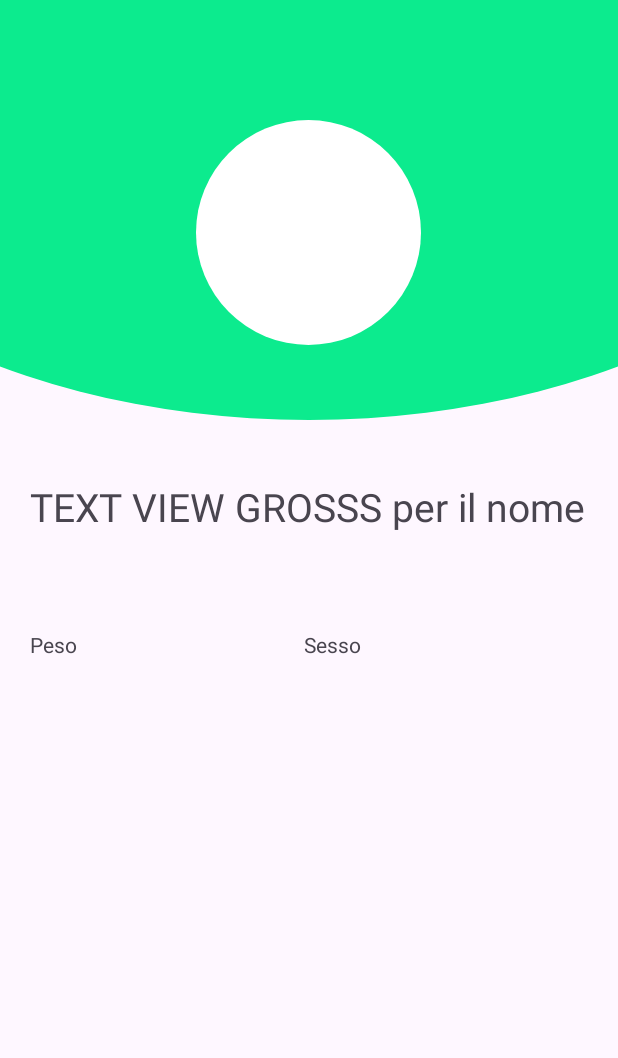
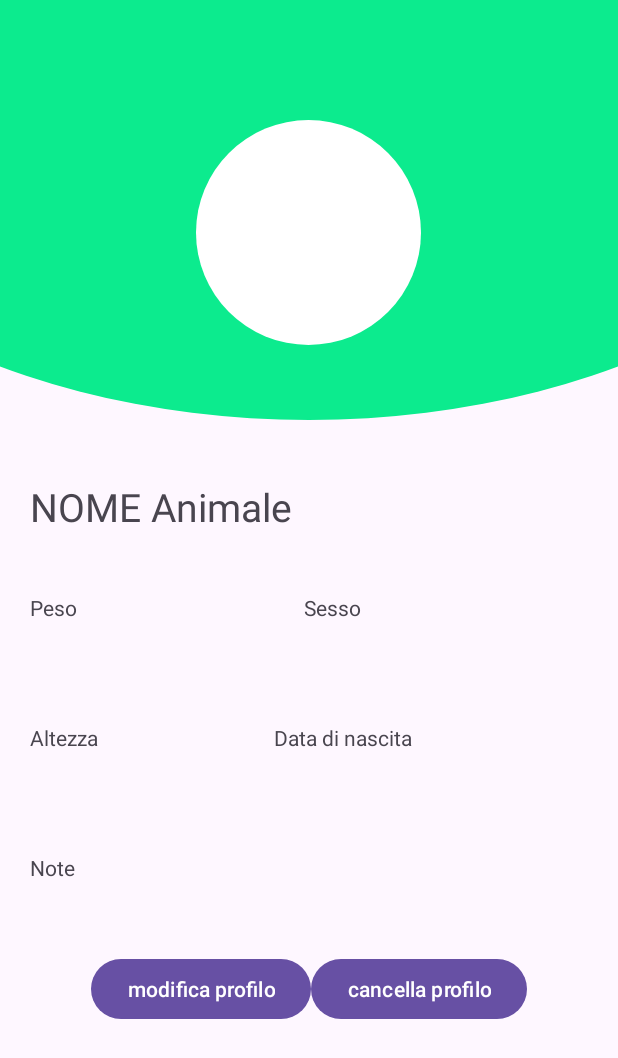
Before and after one commit to Tommiconlai/AppPet, an Android app: the ProfiloAnimale screen opened directly, with no data from a screen before it, on a phone screen of 412 x 824 dp. Shown: the top 1058 px of the screen. Run offline under Robolectric (Android 15) with nearby library versions, the light colour scheme and no system bars.

Commit message:
grafica reg. animale e profilo animale

```diff
--- a/Android/app/src/main/java/com/example/apppet/ProfiloAnimale.java
+++ b/Android/app/src/main/java/com/example/apppet/ProfiloAnimale.java
@@ -1,6 +1,8 @@
 package com.example.apppet;
 
 import android.os.Bundle;
+import android.widget.Button;
+import android.widget.TextView;
 
 import androidx.activity.EdgeToEdge;
 import androidx.appcompat.app.AppCompatActivity;
@@ -13,8 +15,23 @@ public class ProfiloAnimale extends AppCompatActivity {
     @Override
     protected void onCreate(Bundle savedInstanceState) {
         super.onCreate(savedInstanceState);
+        //findviewbyid
+        setContentView(R.layout.activity_profilo_animale);
+        TextView nomeAnimale = findViewById(R.id.nomeProfiloAnimale);
+        TextView sessoAnimale = findViewById(R.id.sessoProfiloAnimale);
+        TextView altezzaAnimale = findViewById(R.id.altezzaProfiloAnimale);
+        TextView pesoAnimale = findViewById(R.id.pesoProfiloAnimale);
+        TextView noteAnimale = findViewById(R.id.noteProfiloAnimale);
+        Button modificaProfiloAnimale = findViewById(R.id.modificaBTN);
+        Button cancellaprofiloAnimale = findViewById(R.id.cancellaBTN);
 
-        setContentView(R.layout.activity_profilo_animale);
+        //logica database?
+
+        //extra
+
+
+
+
 
     }
 }
--- a/Android/app/src/main/java/com/example/apppet/RegistrazioneAnimale.java
+++ b/Android/app/src/main/java/com/example/apppet/RegistrazioneAnimale.java
@@ -1,7 +1,10 @@
 package com.example.apppet;
 
 import android.os.Bundle;
+import android.widget.Button;
 import android.widget.EditText;
+import android.widget.RadioButton;
+import android.widget.RadioGroup;
 
 import androidx.activity.EdgeToEdge;
 import androidx.appcompat.app.AppCompatActivity;
@@ -16,7 +19,7 @@ public class RegistrazioneAnimale extends AppCompatActivity {
         super.onCreate(savedInstanceState);
         setContentView(R.layout.activity_registrazione_animale);
         EditText nomeAnimaleET = findViewById(R.id.nomeAnimaleEditText);
-        EditText sessoAnimaleET = findViewById(R.id.sessoAnimaleEditText);
+        RadioGroup sessoAnimaleET = findViewById(R.id.sessoAnimaleRadioBTN);
         EditText dataNatAnimaleET = findViewById(R.id.dataNascitaAnimaleEditText);
         EditText pesoAnimaleET = findViewById(R.id.pesoAnimaleEditText);
         EditText noteAnimaleET = findViewById(R.id.noteAnimaleEditText);
--- a/Android/app/src/main/res/layout/activity_profilo_animale.xml
+++ b/Android/app/src/main/res/layout/activity_profilo_animale.xml
@@ -31,24 +31,33 @@
             android:src="@drawable/circle_2" />
 
     </FrameLayout>
-    <!--fine immagine-->
+
+    <!--fine immagine logo-->
+
+    <!--tasto modifica-->
+
 
     <TextView
-        android:id="@+id/nomeAnimaleTextView"
+        android:id="@+id/nomeProfiloAnimale"
+        android:layout_width="match_parent"
+        android:layout_height="wrap_content"
+        android:layout_below="@id/img_top"
+        android:layout_marginTop="0dp"
         android:padding="20dp"
-        android:layout_below="@id/img_top"
-        android:layout_width="match_parent"
-        android:layout_height="100dp"
-        android:textSize="26sp"
-        android:text="TEXT VIEW GROSSS per il nome"/>
+        android:text="NOME Animale"
+        android:textSize="26sp" />
+
+
 
     <!--prima linea -->
+
     <LinearLayout
+        android:below="@id/rigaTitolo"
         android:padding="20dp"
         android:id="@+id/primaLinea"
         android:layout_width="match_parent"
         android:layout_height="wrap_content"
-        android:layout_below="@id/nomeAnimaleTextView"
+        android:layout_below="@id/nomeProfiloAnimale"
         android:orientation="horizontal">
 
 
@@ -74,6 +83,8 @@
             </LinearLayout>
 
 
+
+
             <LinearLayout
                 android:layout_weight="1"
                 android:layout_width="wrap_content"
@@ -94,23 +105,117 @@
 
             </LinearLayout>
 
+    </LinearLayout>
+    <!--seconda linea-->
+    <LinearLayout
+        android:padding="20dp"
+        android:id="@+id/secondaLinea"
+        android:layout_width="match_parent"
+        android:layout_height="wrap_content"
+        android:layout_below="@id/primaLinea"
+        android:orientation="horizontal">
 
 
-        <!--seconda linea -->
+        <LinearLayout
+            android:layout_weight="1"
+            android:layout_width="wrap_content"
+            android:layout_height="wrap_content"
+            android:orientation="vertical">
+
+            <TextView
+                android:layout_width="wrap_content"
+                android:layout_height="wrap_content"
+                android:text="Altezza"
+                android:textAlignment="textStart" />
+
+            <TextView
+                android:id="@+id/altezzaProfiloAnimale"
+                android:layout_width="wrap_content"
+                android:layout_height="wrap_content"
+                android:textSize="20dp"/>
+
+
+        </LinearLayout>
+
+
+
+
+        <LinearLayout
+            android:layout_weight="1"
+            android:layout_width="wrap_content"
+            android:layout_height="match_parent"
+            android:orientation="vertical">
+
+            <TextView
+                android:layout_width="wrap_content"
+                android:layout_height="wrap_content"
+                android:text="Data di nascita"
+                android:textAlignment="textStart" />
+
+            <TextView
+                android:id="@+id/dataProfiloAnimale"
+                android:layout_width="wrap_content"
+                android:layout_height="wrap_content"
+                android:textSize="20dp"/>
+
+        </LinearLayout>
     </LinearLayout>
     <LinearLayout
         android:padding="20dp"
+        android:id="@+id/terzaLinea"
         android:layout_width="match_parent"
         android:layout_height="wrap_content"
-        android:layout_below="@+id/primaLinea"
+        android:layout_below="@id/secondaLinea"
         android:orientation="horizontal">
-        <TextView
-            android:layout_width="match_parent"
-            android:layout_height="match_parent"
-            android:id="@+id/noteAnimaleTextView"/>
+
+
+        <LinearLayout
+            android:layout_weight="1"
+            android:layout_width="wrap_content"
+            android:layout_height="wrap_content"
+            android:orientation="vertical">
+
+            <TextView
+                android:layout_width="wrap_content"
+                android:layout_height="wrap_content"
+                android:text="Note"
+                android:textAlignment="textStart" />
+
+            <TextView
+                android:id="@+id/noteProfiloAnimale"
+                android:layout_width="wrap_content"
+                android:layout_height="wrap_content"
+                android:textSize="20dp"/>
+
+
+        </LinearLayout>
+
+
+        </LinearLayout>
+    <LinearLayout
+        android:layout_width="match_parent"
+        android:layout_height="wrap_content"
+        android:orientation="horizontal"
+        android:layout_below="@id/terzaLinea"
+        android:gravity="center"
+        >
+        <Button
+            android:id="@+id/modificaBTN"
+            android:layout_width="wrap_content"
+            android:layout_height="wrap_content"
+            android:text="modifica profilo"/>
+        <Button
+            android:id="@+id/cancellaBTN"
+            android:layout_width="wrap_content"
+            android:layout_height="wrap_content"
+            android:text="cancella profilo"/>
+
 
 
     </LinearLayout>
 
 
-</RelativeLayout>
+
+
+
+    </RelativeLayout>
```
Also changed, not shown: Android/app/src/main/res/layout/activity_registrazione_animale.xml (+55 -16 lines).
